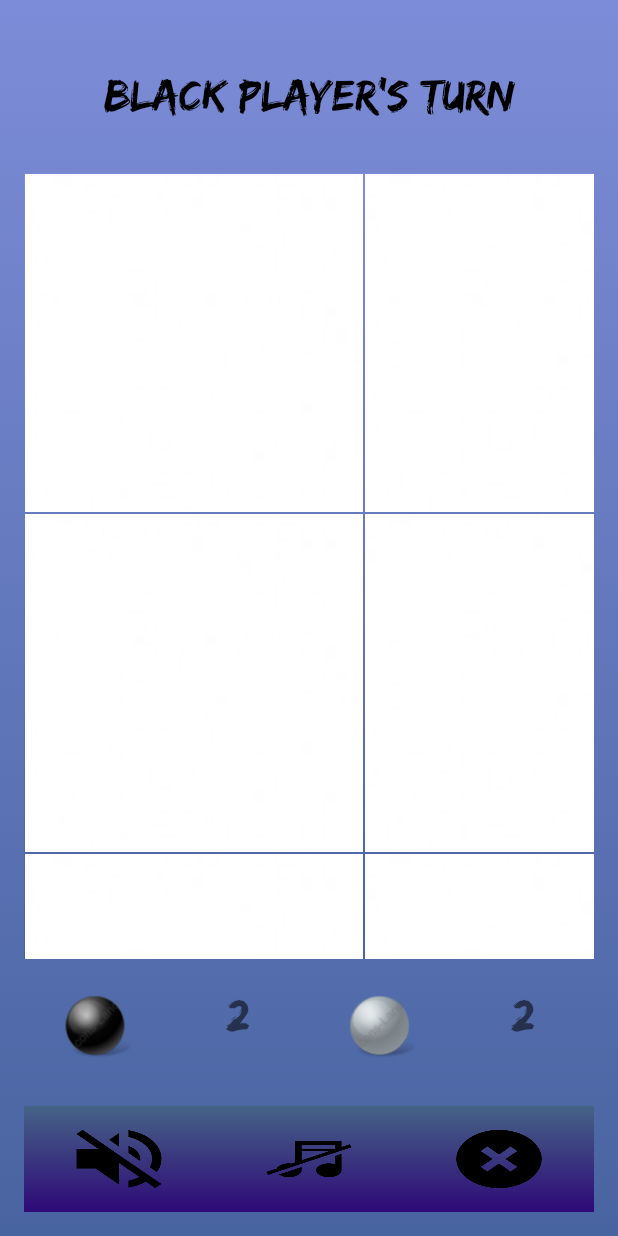
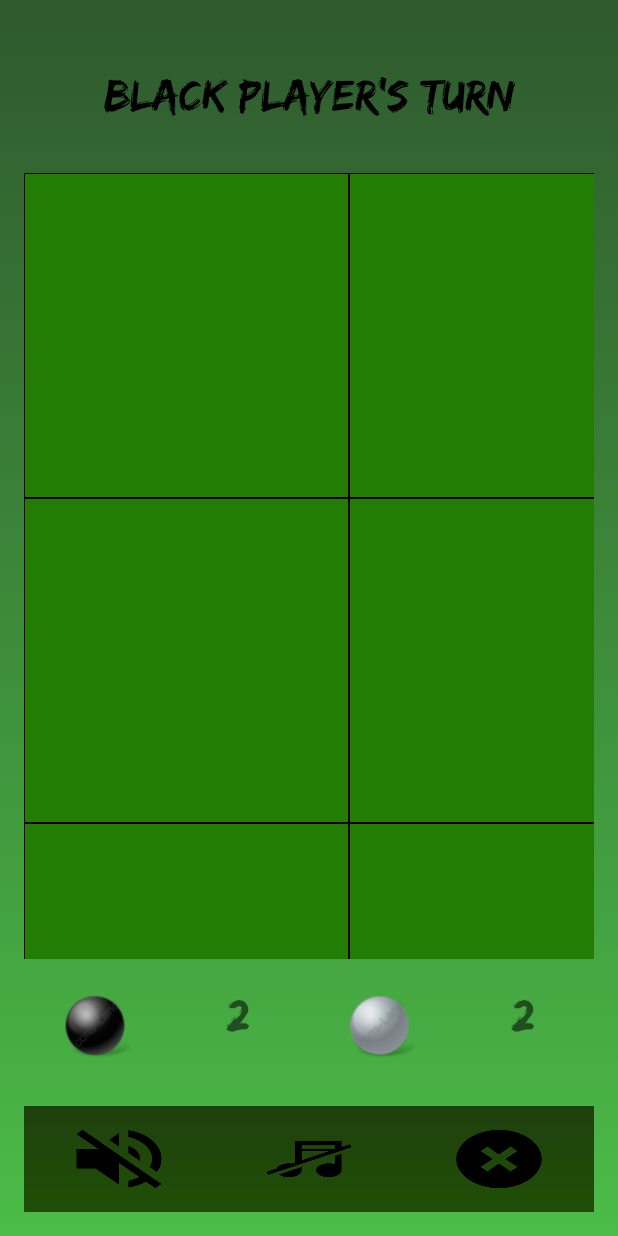
Before and after one commit to erez1atar/RevGame, an Android app: the GameActivity screen opened directly, with no data from a screen before it, on a phone screen of 412 x 824 dp. Run offline under Robolectric (Android 15) with nearby library versions, the phone set to English and light mode, and no system bars; our stand-ins replace AdMob; 4 statements that could not run were skipped.

Commit message:
game piece ui changes

```diff
--- a/app/build.gradle
+++ b/app/build.gradle
@@ -8,8 +8,8 @@ android {
         applicationId "reversi.android.game.com.r.reversi"
         minSdkVersion 16
         targetSdkVersion 23
-        versionCode 46
-        versionName "5.7"
+        versionCode 47
+        versionName "5.8"
     }
     buildTypes {
         release {
--- a/app/src/main/java/reversi/android/game/com/r/reversi/board/GameBoard.java
+++ b/app/src/main/java/reversi/android/game/com/r/reversi/board/GameBoard.java
@@ -65,8 +65,8 @@ public class GameBoard extends GridLayout
     private void setCustomParam(GameElementView view)
     {
         GridLayout.LayoutParams param = new GridLayout.LayoutParams();
-        param.height = height / numOfRows;
-        param.width = width / numOfCol;
+        param.height = height / numOfRows - 2;
+        param.width = width / numOfCol - 2;
         param.rightMargin = 1;
         param.topMargin = 1;
         param.leftMargin = 1;
--- /dev/null
+++ b/app/src/main/res/drawable/background_menu.xml
@@ -0,0 +1,12 @@
+<?xml version="1.0" encoding="utf-8"?>
+<selector xmlns:android="http://schemas.android.com/apk/res/android">
+    <item>
+        <shape>
+            <gradient
+                android:angle="90"
+                android:startColor="#1F4F06"
+                android:endColor="#1F400E"
+                android:type="linear" />
+        </shape>
+    </item>
+</selector>
--- a/app/src/main/res/layout/activity_game.xml
+++ b/app/src/main/res/layout/activity_game.xml
@@ -10,7 +10,7 @@
     android:paddingRight="@dimen/activity_horizontal_margin"
     android:paddingTop="@dimen/activity_vertical_margin"
     android:orientation="vertical"
-    android:background="@drawable/backgroung_game_gridient"
+    android:background="@drawable/background_gridient"
     android:id="@+id/gameLayout"
     tools:context=".Presention.GameActivity">
 
@@ -108,7 +108,7 @@
         android:layout_width="match_parent"
         android:layout_height="0dp"
         android:orientation="horizontal"
-        android:background="@drawable/menu_gridient"
+        android:background="@drawable/background_menu"
         android:layout_weight="0.8">
 
 
--- a/app/src/main/res/layout/sample_game_board.xml
+++ b/app/src/main/res/layout/sample_game_board.xml
@@ -9,7 +9,7 @@
         android:layout_width="match_parent"
         android:layout_height="match_parent"
         android:layoutDirection="ltr"
-        android:background="@drawable/backgroung_game_gridient"
+        android:background="@android:color/black"
         android:id="@+id/game_board_custom"/>
 
 </FrameLayout>
--- a/app/src/main/res/layout/start_computer_game_dialog.xml
+++ b/app/src/main/res/layout/start_computer_game_dialog.xml
@@ -68,7 +68,7 @@
             android:scaleX="0.5"
             android:scaleY="0.5"
             android:text="10"
-            android:textSize="20sp"
+            android:textSize="35sp"
             android:background="@drawable/background_btns"
             android:id="@+id/board_size_10_btn"/>
 
@@ -85,7 +85,7 @@
             android:scaleX="0.5"
             android:scaleY="0.5"
             android:text="8"
-            android:textSize="20sp"
+            android:textSize="35sp"
             android:background="@drawable/background_btns"
             android:id="@+id/board_size_8_btn"/>
 
@@ -116,7 +116,7 @@
         android:layout_width="match_parent"
         android:layout_height="0dp"
         android:layout_weight="1"
-        android:textSize="15sp"
+        android:textSize="22sp"
         android:text="Start"
         android:scaleX="0.7"
         android:scaleY="0.7"
```
Also changed, not shown: app/src/main/res/drawable/black_new.png (added), app/src/main/res/drawable/black_new1.jpg (renamed from app/src/main/res/drawable/black_new.jpg), app/src/main/res/drawable/blank_white.png (added), app/src/main/res/drawable/blank_white1.jpg (renamed from app/src/main/res/drawable/blank_white.jpg), app/src/main/res/drawable/gray_circle.png (deleted), app/src/main/res/drawable/green.png (deleted), app/src/main/res/drawable/logo.png (deleted), app/src/main/res/drawable/white_ball.png (added), app/src/main/res/drawable/white_ball1.jpg (renamed from app/src/main/res/drawable/white_ball.jpg).
